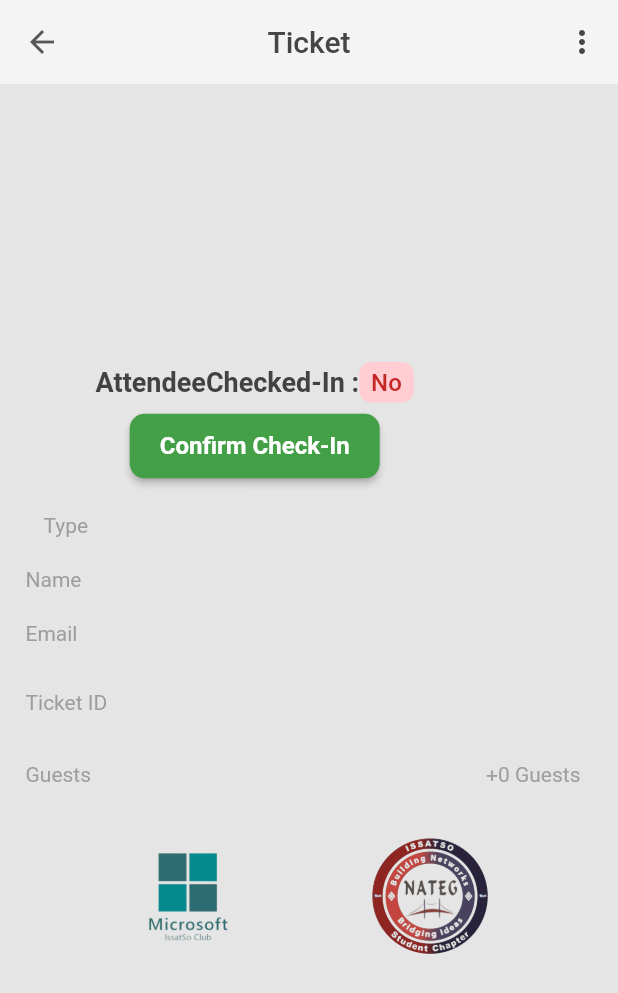
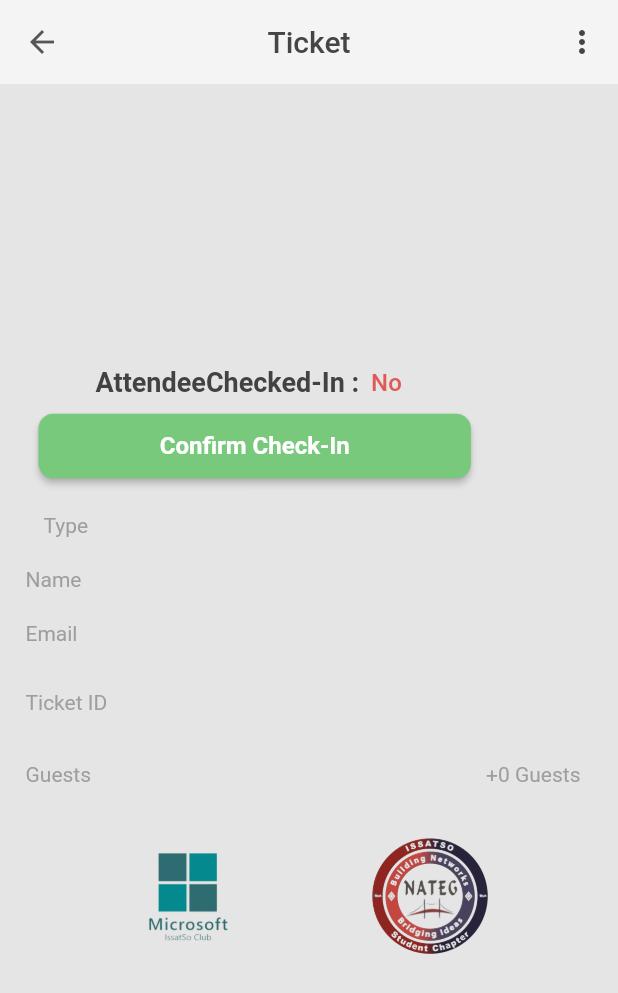
Before and after one commit to samarlarbi/checkin, a Flutter app: the MyTicketView screen opened directly with empty values, on a phone screen of 412 x 824 dp. Shown: the top 993 px of the screen. Run offline on Flutter 3.47's test engine with Material 2 defaults, Android fonts, the phone set to English and light mode, and no system bars; our stand-ins replace fluttericon; missing offline and left inert: blobs, curved_nav_bar, flutter_barcode_scanner, ticket_widget; network calls fail.

Commit message:
ui modifications

```diff
--- a/lib/widgets/ticket_page/view/components/CheckInWidget.dart
+++ b/lib/widgets/ticket_page/view/components/CheckInWidget.dart
@@ -1,4 +1,5 @@
 import 'dart:convert'; // Nécessaire pour encoder en JSON
+import 'package:checkin/utils/colors.dart';
 import 'package:flutter/material.dart';
 import 'package:http/http.dart' as http;
 
@@ -48,7 +49,10 @@ class _CheckInWidgetState extends State<CheckInWidget> {
         });
 
         ScaffoldMessenger.of(context).showSnackBar(
-          SnackBar(content: Text("Check-in status updated successfully!")),
+          SnackBar(
+            content: Text("Check-in status updated successfully!"),
+            backgroundColor: Primary,
+          ),
         );
       } else {
         throw Exception(
@@ -56,14 +60,21 @@ class _CheckInWidgetState extends State<CheckInWidget> {
       }
     } catch (error) {
       ScaffoldMessenger.of(context).showSnackBar(
-        SnackBar(content: Text("Error updating check-in status: $error")),
+        SnackBar(
+          content: Text(
+            "Error updating check-in status: $error",
+          ),
+          backgroundColor: Primary,
+        ),
       );
     }
   }
 
   @override
   Widget build(BuildContext context) {
-    Color statusColor = isCheckedIn == true ? Colors.green : Colors.red;
+    Color statusColor = isCheckedIn == true
+        ? Color.fromRGBO(224, 89, 87, 1)
+        : const Color.fromARGB(255, 121, 201, 125);
 
     return Column(
       crossAxisAlignment: CrossAxisAlignment.start,
@@ -82,7 +93,6 @@ class _CheckInWidgetState extends State<CheckInWidget> {
             Container(
               padding: EdgeInsets.symmetric(vertical: 4, horizontal: 8),
               decoration: BoxDecoration(
-                color: isCheckedIn ? Colors.green[100] : Colors.red[100],
                 borderRadius: BorderRadius.circular(8),
               ),
               child: Text(
@@ -90,7 +100,9 @@ class _CheckInWidgetState extends State<CheckInWidget> {
                 style: TextStyle(
                   fontSize: 16,
                   fontWeight: FontWeight.w500,
-                  color: isCheckedIn ? Colors.green[800] : Colors.red[800],
+                  color: isCheckedIn
+                      ? const Color.fromARGB(255, 121, 201, 125)
+                      : Color.fromRGBO(224, 89, 87, 1),
                 ),
               ),
             ),
@@ -101,8 +113,12 @@ class _CheckInWidgetState extends State<CheckInWidget> {
           child: ElevatedButton(
             onPressed: updateCheckInStatus,
             style: ElevatedButton.styleFrom(
-              backgroundColor:
-                  isCheckedIn ? Colors.red[600] : Colors.green[600],
+              fixedSize: Size.fromWidth(
+                MediaQuery.of(context).size.width * 0.7,
+              ),
+              backgroundColor: isCheckedIn
+                  ? Color.fromRGBO(224, 89, 87, 1)
+                  : const Color.fromARGB(255, 121, 201, 125),
               padding: EdgeInsets.symmetric(vertical: 12, horizontal: 20),
               shape: RoundedRectangleBorder(
                 borderRadius: BorderRadius.circular(10),
--- a/lib/widgets/ticket_page/view/ticketPage.dart
+++ b/lib/widgets/ticket_page/view/ticketPage.dart
@@ -141,11 +141,9 @@ class _TicketDataState extends State<TicketData> {
               Container(
                 width: MediaQuery.of(context).size.width * 0.8,
                 height: MediaQuery.of(context).size.height * 0.12,
-                child: Center(
                 child: CheckInWidget(
                   ticketId: widget.ticket['ticketId'],
                   initialStatus: widget.ticket['isCheckedIn'],
-                  ),
                 ),
               ),
             ],
@@ -174,7 +172,9 @@ class _TicketDataState extends State<TicketData> {
                       Padding(
                         padding: EdgeInsets.only(top: 4.0),
                         child: Text(
-                          widget.ticket['attendee']["name"],
+                          widget.ticket["name"] == null
+                              ? widget.ticket["attendee"]["name"]
+                              : widget.ticket["name"],
                           style: TextStyle(color: Colors.black),
                         ),
                       )
@@ -193,7 +193,9 @@ class _TicketDataState extends State<TicketData> {
                       Padding(
                         padding: EdgeInsets.only(top: 4.0),
                         child: Text(
-                          widget.ticket['attendee']["email"],
+                          widget.ticket["email"] == null
+                              ? widget.ticket["attendee"]["email"]
+                              : widget.ticket["email"],
                           style: TextStyle(color: Colors.black),
                         ),
                       )
@@ -241,13 +243,29 @@ class _TicketDataState extends State<TicketData> {
               }).toList(),
             ],
           ),
-          SizedBox(height: 2),
-          Row(mainAxisAlignment: MainAxisAlignment.spaceEvenly, children: [
+          SizedBox(
+              height: widget.ticket["type"] == "EXTERNAL" ||
+                      widget.ticket["type"] == "INDIVIDUAL" ||
+                      widget.ticket["type"] == "WITH_ONE"
+                  ? 30
+                  : 2),
+          Row(
+              mainAxisAlignment: MainAxisAlignment.spaceEvenly,
+              crossAxisAlignment: CrossAxisAlignment.center,
+              children: [
                 Image.asset(
-                width: MediaQuery.of(context).size.width * 0.2,
+                    width: widget.ticket["type"] == "EXTERNAL" ||
+                            widget.ticket["type"] == "INDIVIDUAL" ||
+                            widget.ticket["type"] == "WITH_ONE"
+                        ? MediaQuery.of(context).size.width * 0.4
+                        : MediaQuery.of(context).size.width * 0.2,
                     "assets/mic.png"),
                 Image.asset(
-                width: MediaQuery.of(context).size.width * 0.2,
+                    width: widget.ticket["type"] == "EXTERNAL" ||
+                            widget.ticket["type"] == "INDIVIDUAL" ||
+                            widget.ticket["type"] == "WITH_ONE"
+                        ? MediaQuery.of(context).size.width * 0.4
+                        : MediaQuery.of(context).size.width * 0.2,
                     "assets/nateg.png")
               ])
         ],
```
Also changed, not shown: lib/utils/table.dart (+16 -4 lines), lib/widgets/attendees_screen/invitationsPage.dart (+4 -34 lines), lib/widgets/ticket_page/view/components/GuestCheckInWidget.dart (+20 -27 lines). Lines whose indentation alone changed are shown as unchanged.
